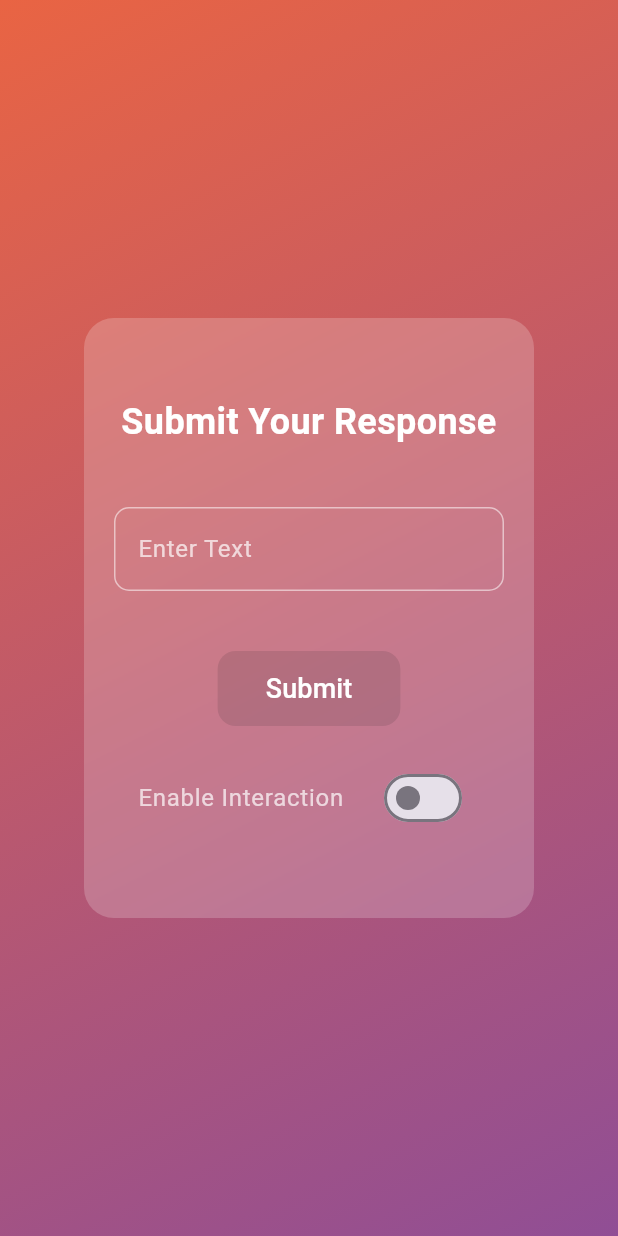
After one commit to aadarshk7/flutter_utils, a Flutter app: the AbsorbPointerExample screen opened directly, on a phone screen of 412 x 824 dp. The commit adds this screen. Run offline on Flutter 3.47's test engine with Material 3 defaults, Android fonts, the light colour scheme and no system bars; missing offline and left inert: simple_selector.

Commit message:
7.absorb_painter

```diff
--- /dev/null
+++ b/lib/general_flutter/7.absorb_painter.dart
@@ -0,0 +1,128 @@
+import 'dart:ui';
+
+import 'package:flutter/material.dart';
+
+void main() {
+  runApp(MaterialApp(
+      debugShowCheckedModeBanner: false, home: AbsorbPointerExample()));
+}
+
+class AbsorbPointerExample extends StatefulWidget {
+  @override
+  _AbsorbPointerExampleState createState() => _AbsorbPointerExampleState();
+}
+
+class _AbsorbPointerExampleState extends State<AbsorbPointerExample> {
+  bool isInteractionEnabled = false;
+
+  @override
+  Widget build(BuildContext context) {
+    return Scaffold(
+      body: Stack(
+        children: [
+          // Background Gradient
+          Container(
+            decoration: const BoxDecoration(
+              gradient: LinearGradient(
+                colors: [Color(0xFFe96443), Color(0xFF904e95)],
+                begin: Alignment.topLeft,
+                end: Alignment.bottomRight,
+              ),
+            ),
+          ),
+          // Content with frosted glass effect
+          Center(
+            child: ClipRRect(
+              borderRadius: BorderRadius.circular(20),
+              child: BackdropFilter(
+                filter: ImageFilter.blur(sigmaX: 10, sigmaY: 10),
+                child: Container(
+                  padding: const EdgeInsets.all(20),
+                  color: Colors.white.withOpacity(0.2),
+                  width: 300,
+                  height: 400,
+                  child: Column(
+                    mainAxisAlignment: MainAxisAlignment.center,
+                    children: [
+                      const Text(
+                        'Submit Your Response',
+                        style: TextStyle(
+                          fontSize: 24,
+                          color: Colors.white,
+                          fontWeight: FontWeight.bold,
+                        ),
+                        textAlign: TextAlign.center,
+                      ),
+                      const SizedBox(height: 40),
+                      TextField(
+                        style: const TextStyle(color: Colors.white),
+                        decoration: InputDecoration(
+                          labelText: 'Enter Text',
+                          labelStyle: const TextStyle(color: Colors.white70),
+                          enabledBorder: OutlineInputBorder(
+                            borderSide: const BorderSide(color: Colors.white54),
+                            borderRadius: BorderRadius.circular(10),
+                          ),
+                          focusedBorder: OutlineInputBorder(
+                            borderSide: const BorderSide(color: Colors.white),
+                            borderRadius: BorderRadius.circular(10),
+                          ),
+                        ),
+                      ),
+                      const SizedBox(height: 40),
+                      AbsorbPointer(
+                        absorbing: !isInteractionEnabled,
+                        child: ElevatedButton(
+                          style: ElevatedButton.styleFrom(
+                            padding: const EdgeInsets.symmetric(
+                                horizontal: 32, vertical: 12),
+                            backgroundColor: isInteractionEnabled
+                                ? Colors.teal
+                                : Colors.grey.withOpacity(0.5),
+                            shape: RoundedRectangleBorder(
+                              borderRadius: BorderRadius.circular(12),
+                            ),
+                          ),
+                          onPressed: isInteractionEnabled
+                              ? () {
+                                  // Button action
+                                  ScaffoldMessenger.of(context).showSnackBar(
+                                    const SnackBar(
+                                      content: Text('Button Pressed!'),
+                                    ),
+                                  );
+                                }
+                              : null,
+                          child: const Text(
+                            'Submit',
+                            style: TextStyle(
+                              color: Colors.white,
+                              fontSize: 18,
+                            ),
+                          ),
+                        ),
+                      ),
+                      const SizedBox(height: 20),
+                      SwitchListTile(
+                        title: const Text(
+                          'Enable Interaction',
+                          style: TextStyle(color: Colors.white70),
+                        ),
+                        value: isInteractionEnabled,
+                        onChanged: (bool value) {
+                          setState(() {
+                            isInteractionEnabled = value;
+                          });
+                        },
+                      ),
+                    ],
+                  ),
+                ),
+              ),
+            ),
+          ),
+        ],
+      ),
+    );
+  }
+}
```
Also changed, not shown: lib/general_flutter/6.custom_paint.dart (+17 -68 lines).
